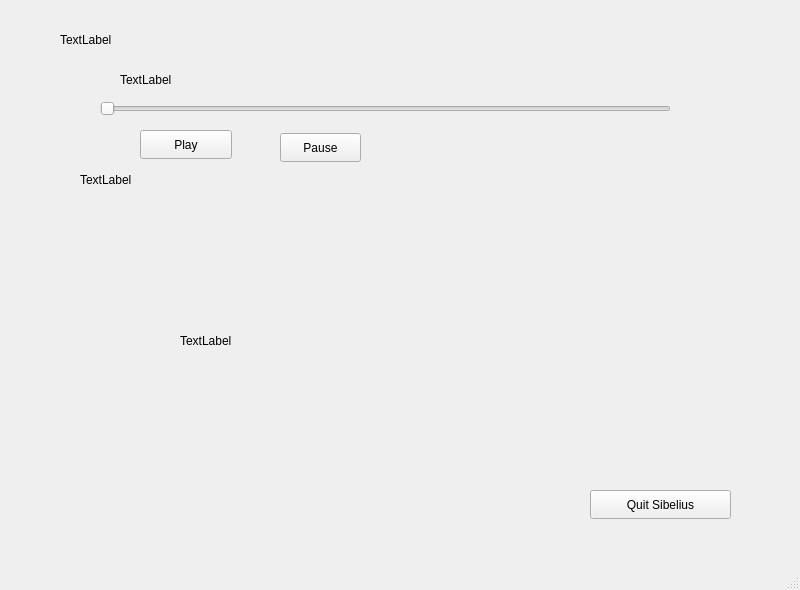
BLumia/pineapple-tracker-player, file mainwindow.ui: the form before one commit.
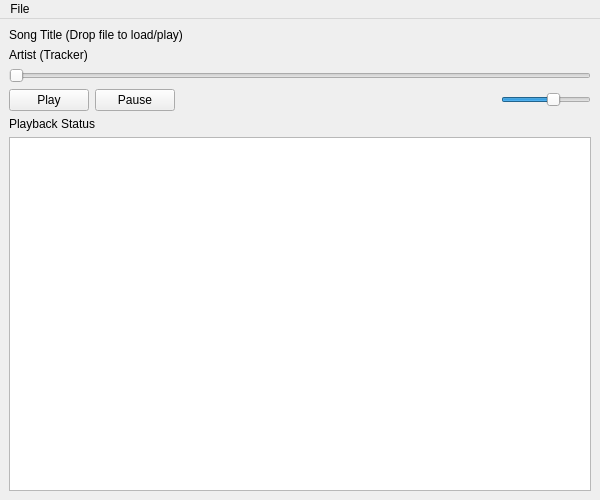
The form after the commit.

Patch:
```diff
--- a/mainwindow.ui
+++ b/mainwindow.ui
@@ -6,8 +6,8 @@
    <rect>
     <x>0</x>
     <y>0</y>
-    <width>800</width>
-    <height>590</height>
+    <width>600</width>
+    <height>500</height>
    </rect>
   </property>
   <property name="acceptDrops">
@@ -17,122 +17,116 @@
    <string>MainWindow</string>
   </property>
   <widget class="QWidget" name="centralwidget">
-   <widget class="QSlider" name="horizontalSlider">
-    <property name="geometry">
-     <rect>
-      <x>100</x>
-      <y>100</y>
-      <width>571</width>
-      <height>18</height>
-     </rect>
-    </property>
-    <property name="orientation">
-     <enum>Qt::Horizontal</enum>
-    </property>
-   </widget>
+   <layout class="QVBoxLayout" name="verticalLayout">
+    <item>
    <widget class="QLabel" name="label">
-    <property name="geometry">
-     <rect>
-      <x>60</x>
-      <y>30</y>
-      <width>551</width>
-      <height>20</height>
-     </rect>
-    </property>
     <property name="text">
-     <string>TextLabel</string>
-    </property>
-   </widget>
-   <widget class="QLabel" name="label_2">
-    <property name="geometry">
-     <rect>
-      <x>80</x>
-      <y>170</y>
-      <width>551</width>
-      <height>20</height>
-     </rect>
-    </property>
+       <string>Song Title (Drop file to load/play)</string>
+      </property>
+     </widget>
+    </item>
+    <item>
+     <widget class="QLabel" name="label_4">
     <property name="text">
-     <string>TextLabel</string>
-    </property>
-   </widget>
-   <widget class="QPushButton" name="pushButton">
-    <property name="geometry">
-     <rect>
-      <x>590</x>
-      <y>490</y>
-      <width>141</width>
-      <height>29</height>
-     </rect>
-    </property>
-    <property name="text">
-     <string>Quit Sibelius</string>
-    </property>
-   </widget>
-   <widget class="QLabel" name="label_3">
-    <property name="geometry">
-     <rect>
-      <x>180</x>
-      <y>210</y>
-      <width>431</width>
-      <height>261</height>
-     </rect>
-    </property>
-    <property name="text">
-     <string>TextLabel</string>
-    </property>
-   </widget>
+       <string>Artist (Tracker)</string>
+      </property>
+     </widget>
+    </item>
+    <item>
+     <widget class="QSlider" name="horizontalSlider">
+      <property name="orientation">
+       <enum>Qt::Horizontal</enum>
+      </property>
+     </widget>
+    </item>
+    <item>
+     <layout class="QHBoxLayout" name="horizontalLayout" stretch="0,0,1,0">
+      <item>
    <widget class="QPushButton" name="pushButton_2">
-    <property name="geometry">
-     <rect>
-      <x>140</x>
-      <y>130</y>
-      <width>92</width>
-      <height>29</height>
-     </rect>
-    </property>
     <property name="text">
      <string>Play</string>
     </property>
    </widget>
+      </item>
+      <item>
    <widget class="QPushButton" name="pushButton_3">
-    <property name="geometry">
-     <rect>
-      <x>280</x>
-      <y>133</y>
-      <width>81</width>
-      <height>29</height>
-     </rect>
-    </property>
     <property name="text">
      <string>Pause</string>
     </property>
    </widget>
-   <widget class="QLabel" name="label_4">
-    <property name="geometry">
-     <rect>
-      <x>120</x>
-      <y>70</y>
-      <width>551</width>
+      </item>
+      <item>
+       <spacer name="horizontalSpacer">
+        <property name="orientation">
+         <enum>Qt::Horizontal</enum>
+        </property>
+        <property name="sizeHint" stdset="0">
+         <size>
+          <width>40</width>
       <height>20</height>
-     </rect>
-    </property>
+         </size>
+        </property>
+       </spacer>
+      </item>
+      <item>
+       <widget class="QSlider" name="horizontalSlider_2">
+        <property name="minimumSize">
+         <size>
+          <width>90</width>
+          <height>0</height>
+         </size>
+        </property>
+        <property name="minimum">
+         <number>-1500</number>
+        </property>
+        <property name="maximum">
+         <number>1000</number>
+        </property>
+        <property name="orientation">
+         <enum>Qt::Horizontal</enum>
+        </property>
+       </widget>
+      </item>
+     </layout>
+    </item>
+    <item>
+     <widget class="QLabel" name="label_2">
     <property name="text">
-     <string>TextLabel</string>
-    </property>
-   </widget>
+       <string>Playback Status</string>
+      </property>
+     </widget>
+    </item>
+    <item>
+     <widget class="QPlainTextEdit" name="plainTextEdit">
+      <property name="readOnly">
+       <bool>true</bool>
+      </property>
+     </widget>
+    </item>
+   </layout>
   </widget>
   <widget class="QMenuBar" name="menubar">
    <property name="geometry">
     <rect>
      <x>0</x>
      <y>0</y>
-     <width>800</width>
+     <width>600</width>
      <height>25</height>
     </rect>
    </property>
-  </widget>
-  <widget class="QStatusBar" name="statusbar"/>
+   <widget class="QMenu" name="menuFile">
+    <property name="title">
+     <string>File</string>
+    </property>
+    <addaction name="actionNew_All"/>
+   </widget>
+   <addaction name="menuFile"/>
+  </widget>
+  <action name="actionNew_All">
+   <property name="text">
+    <string>New All</string>
+   </property>
+  </action>
  </widget>
  <resources/>
  <connections/>
```
Lines whose indentation alone changed are shown as unchanged.
